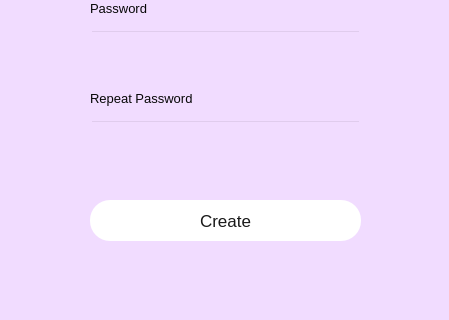
Before: the Qt Designer form signup.ui in ANfoster2/RMNDR, drawn with Qt 5; both pictures show x 0 to 449 and y 230 to 550 of the 449 by 550 pixel window.
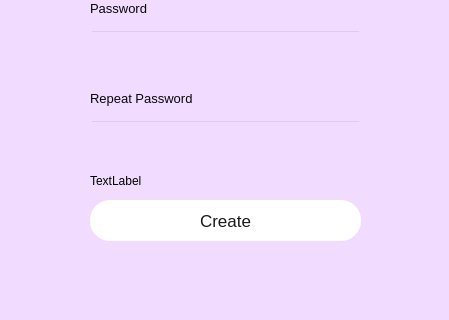
After: the same form once the commit is applied.

The edit to the form file:
```diff
--- a/signup.ui
+++ b/signup.ui
@@ -208,6 +208,19 @@
     <string notr="true">background-color: rgba(0, 0, 0, 0);</string>
    </property>
   </widget>
+  <widget class="QLabel" name="label_6">
+   <property name="geometry">
+    <rect>
+     <x>90</x>
+     <y>400</y>
+     <width>271</width>
+     <height>21</height>
+    </rect>
+   </property>
+   <property name="text">
+    <string>TextLabel</string>
+   </property>
+  </widget>
  </widget>
  <resources/>
  <connections/>
```
